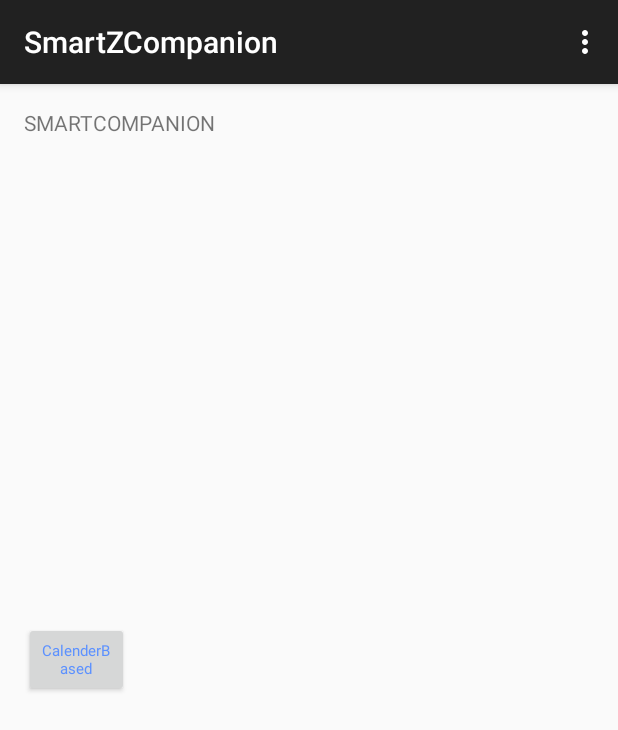
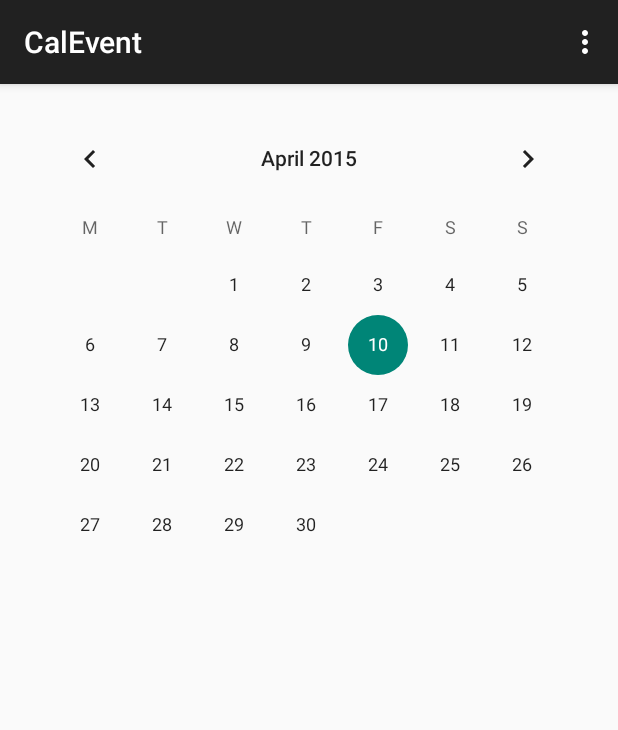
Before and after one commit to pandeypooja63/SmartZCompanion, an Android app: the screen it shows after launch (MainActivity before the commit, CalEvent after it), after a tap on "CalenderBased", on a phone screen of 412 x 824 dp. Shown: the top 730 px of the screen. Run offline under Robolectric (Android 15) with nearby library versions, the phone set to English and light mode, and no system bars.

Commit message:
Merge remote-tracking branch 'remotes/Nispand1492/master'
Conflicts:
	app/src/main/res/layout/activity_calenderactivity.xml

```diff
--- a/app/src/main/AndroidManifest.xml
+++ b/app/src/main/AndroidManifest.xml
@@ -16,19 +16,26 @@
                 <category android:name="android.intent.category.LAUNCHER" />
             </intent-filter>
         </activity>
-        <activity
-            android:name=".calenderactivity"
-            android:label="@string/title_activity_calenderactivity" />
 
         <intent-filter>
-            <action android:name="android.addcalevent" />
+            <action android:name="android.Calenderactivity" />
 
             <category android:name="android.intent.category.DEFAULT" />
         </intent-filter>
+
         <activity
             android:name=".phonecallbased"
             android:label="@string/title_activity_phonecallbased" >
         </activity>
+        <activity
+            android:name=".CalEvent"
+            android:label="@string/title_activity_cal_event" >
+            <intent-filter>
+                <action android:name="android.CalEvent" />
+
+                <category android:name="android.intent.category.DEFAULT" />
+            </intent-filter>
+        </activity>
     </application>
 
 </manifest>
--- a/app/src/main/java/com/example/nispand/smartzcompanion/calenderactivity.java
+++ b/app/src/main/java/com/example/nispand/smartzcompanion/CalEvent.java
@@ -1,9 +1,9 @@
 package com.example.nispand.smartzcompanion;
 
 import android.content.Intent;
-import android.os.Bundle;
 import android.provider.CalendarContract;
 import android.support.v7.app.ActionBarActivity;
+import android.os.Bundle;
 import android.view.Menu;
 import android.view.MenuItem;
 import android.widget.CalendarView;
@@ -13,18 +13,16 @@ import java.util.Calendar;
 import java.util.GregorianCalendar;
 
 
-public class calenderactivity extends ActionBarActivity {
-
+public class CalEvent extends ActionBarActivity {
     CalendarView calendar;
     @Override
     protected void onCreate(Bundle savedInstanceState) {
         super.onCreate(savedInstanceState);
-        setContentView(R.layout.activity_calenderactivity);
+        setContentView(R.layout.activity_cal_event);
         initializeCalendar();
-
     }
     public void initializeCalendar() {
-        calendar = (CalendarView) findViewById(R.id.calendarView);
+        calendar = (CalendarView) findViewById(R.id.calendarView2);
 
         // sets whether to show the week number.
         calendar.setShowWeekNumber(false);
@@ -58,28 +56,24 @@ public class calenderactivity extends ActionBarActivity {
                 Calendar cal = Calendar.getInstance();
                 Intent intent = new Intent(Intent.ACTION_INSERT);
                 intent.setType("vnd.android.cursor.item/event");
-                intent.putExtra("beginTime", cal.getTimeInMillis());
+                intent.putExtra("BeginTime", cal.getTimeInMillis());
                 intent.putExtra("allDay", true);
-                intent.putExtra("rrule", "FREQ=YEARLY");
-                intent.putExtra("endTime", cal.getTimeInMillis()+60*60*1000);
-                intent.putExtra("title", "A Test Event from android app");
+                intent.putExtra("Rule", "FREQ=YEARLY");
+                intent.putExtra("endTime", cal.getTimeInMillis() + 60 * 60 * 1000);
+                intent.putExtra("Title", "Put Title ");
                 GregorianCalendar calDate = new GregorianCalendar(year, month, day);
                 intent.putExtra(CalendarContract.EXTRA_EVENT_ALL_DAY, true);
-                intent.putExtra(CalendarContract.EXTRA_EVENT_BEGIN_TIME,calDate.getTimeInMillis());
-
+                intent.putExtra(CalendarContract.EXTRA_EVENT_BEGIN_TIME, calDate.getTimeInMillis());
                 startActivity(intent);
             }
         });
 
     }
 
-
-
-
     @Override
     public boolean onCreateOptionsMenu(Menu menu) {
         // Inflate the menu; this adds items to the action bar if it is present.
-        getMenuInflater().inflate(R.menu.menu_calenderactivity, menu);
+        getMenuInflater().inflate(R.menu.menu_cal_event, menu);
         return true;
     }
 
--- a/app/src/main/java/com/example/nispand/smartzcompanion/MainActivity.java
+++ b/app/src/main/java/com/example/nispand/smartzcompanion/MainActivity.java
@@ -9,7 +9,7 @@ import android.view.View;
 import android.widget.Button;
 
 
-public class MainActivity extends ActionBarActivity implements View.OnClickListener {
+public class MainActivity extends ActionBarActivity {
 
     @Override
     protected void onCreate(Bundle savedInstanceState) {
@@ -17,21 +17,15 @@ public class MainActivity extends ActionBarActivity implements View.OnClickListe
         super.onCreate(savedInstanceState);
         setContentView(R.layout.activity_main);
         button1 = (Button) findViewById(R.id.button);
-        button1.setOnClickListener(this);
-    }
-
-    private void buttonclick() {
-        startActivity(new Intent("android.calendar"));
-    }
-
-    public void onClick(View v) {
-        switch (v.getId()) {
-            case R.id.button:
-                buttonclick();
-                break;
+        button1.setOnClickListener(new View.OnClickListener() {
+            @Override
+            public void onClick(View v) {
+                Intent i = new Intent("android.CalEvent");
+                startActivity(i);
+            }
+        });
         }
 
-    }
 
 
     @Override
--- /dev/null
+++ b/app/src/main/res/layout/activity_cal_event.xml
@@ -0,0 +1,16 @@
+<RelativeLayout xmlns:android="http://schemas.android.com/apk/res/android"
+    xmlns:tools="http://schemas.android.com/tools" android:layout_width="match_parent"
+    android:layout_height="match_parent" android:paddingLeft="@dimen/activity_horizontal_margin"
+    android:paddingRight="@dimen/activity_horizontal_margin"
+    android:paddingTop="@dimen/activity_vertical_margin"
+    android:paddingBottom="@dimen/activity_vertical_margin"
+    tools:context="com.example.nispand.smartzcompanion.CalEvent">
+
+    <CalendarView
+        android:layout_width="match_parent"
+        android:layout_height="match_parent"
+        android:id="@+id/calendarView2"
+        android:layout_centerVertical="true"
+        android:layout_alignParentRight="true"
+        android:layout_alignParentEnd="true" />
+</RelativeLayout>
--- /dev/null
+++ b/app/src/main/res/menu/menu_cal_event.xml
@@ -0,0 +1,7 @@
+<menu xmlns:android="http://schemas.android.com/apk/res/android"
+    xmlns:app="http://schemas.android.com/apk/res-auto"
+    xmlns:tools="http://schemas.android.com/tools"
+    tools:context="com.example.nispand.smartzcompanion.CalEvent">
+    <item android:id="@+id/action_settings" android:title="@string/action_settings"
+        android:orderInCategory="100" app:showAsAction="never" />
+</menu>
--- a/app/src/main/res/values/strings.xml
+++ b/app/src/main/res/values/strings.xml
@@ -4,7 +4,8 @@
     <string name="app_name">SmartZCompanion</string>
     <string name="hello_world" color="BLUE"><h1>SMARTCOMPANION</h1></string>
     <string name="action_settings">Settings</string>
-    <string name="title_activity_calenderactivity">calenderactivity</string>
+    <string name="title_activity_Calenderactivity">Calenderactivity</string>
     <string name="title_activity_phonecallbased">phonecallbased</string>
+    <string name="title_activity_cal_event">CalEvent</string>
 
 </resources>
```
Also changed, not shown: app/src/main/res/layout/activity_calenderactivity.xml (deleted, +0 -33 lines), 1 other file.
